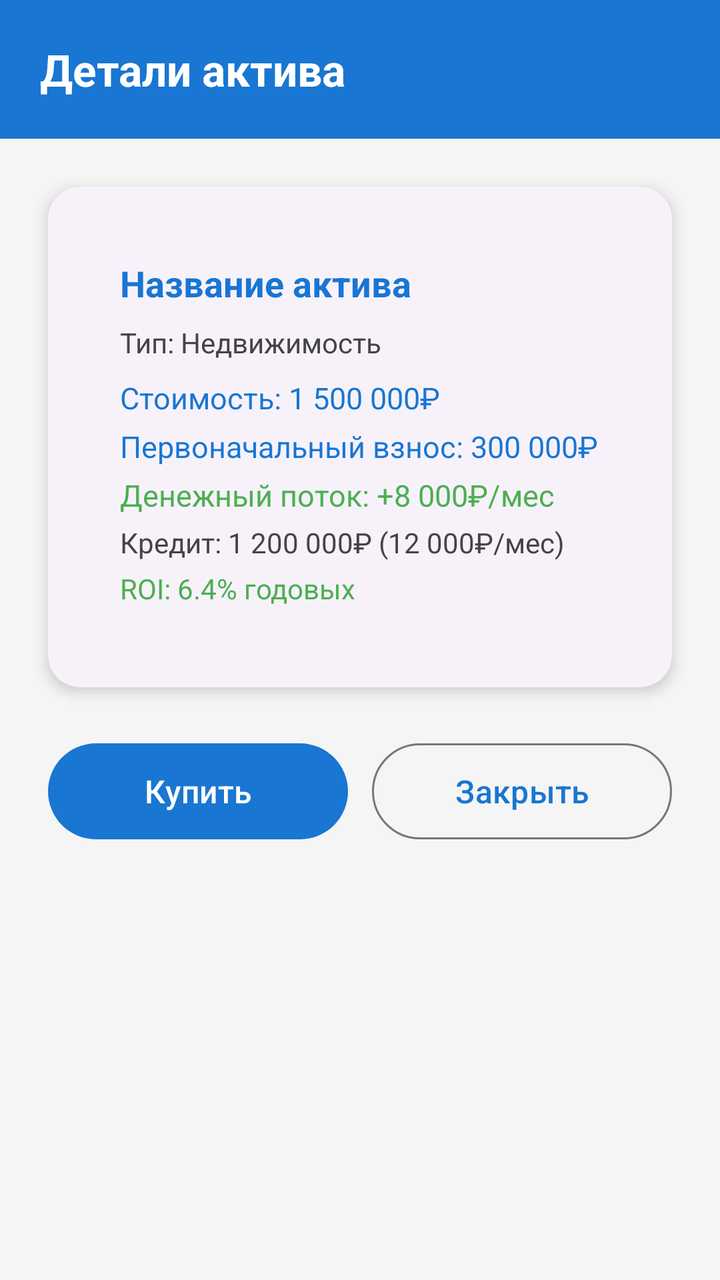
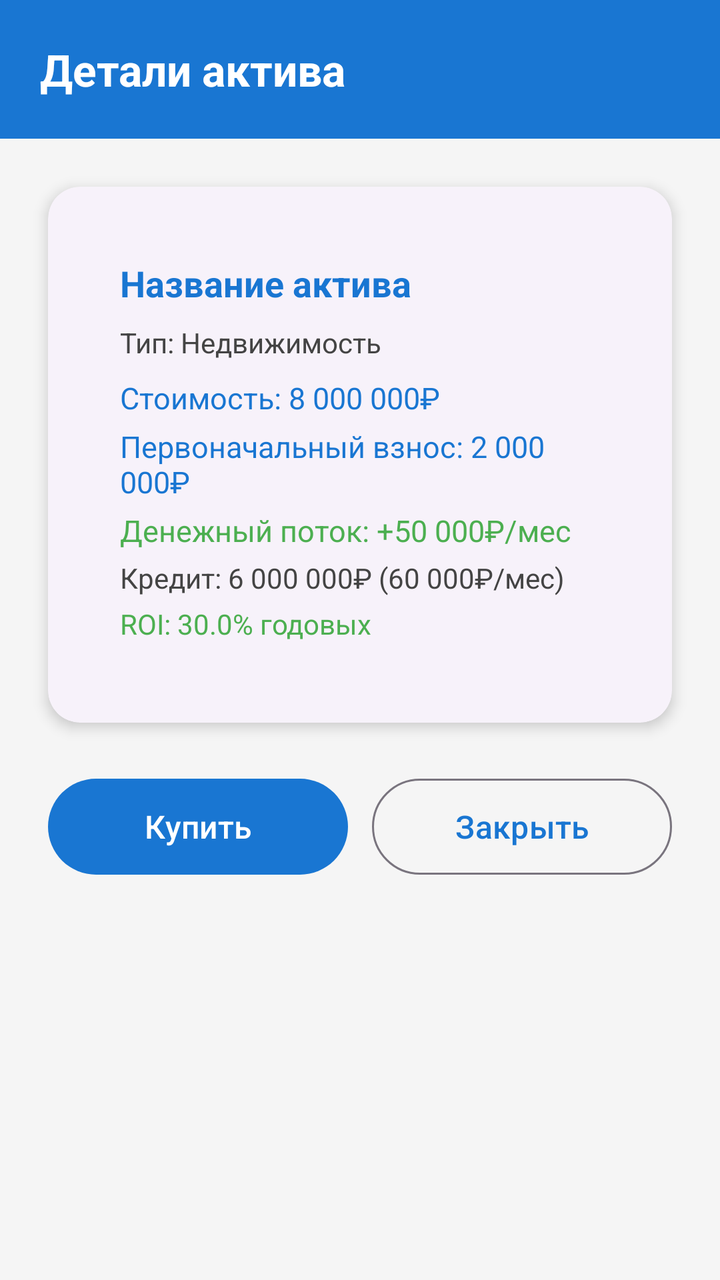

Before-and-after screenshots of an Android layout around one commit, followed by the original layout XML and the change that was made.
<!-- AndroidManifest.xml: application theme Theme.FinancialSuccess -->
<!-- res/layout/dialog_asset_details.xml -->
<?xml version="1.0" encoding="utf-8"?>
<androidx.coordinatorlayout.widget.CoordinatorLayout
    xmlns:android="http://schemas.android.com/apk/res/android"
    xmlns:app="http://schemas.android.com/apk/res-auto"
    android:layout_width="match_parent"
    android:layout_height="wrap_content"
    android:background="@color/background_color">

    <LinearLayout
        android:layout_width="match_parent"
        android:layout_height="wrap_content"
        android:orientation="vertical"
        android:padding="0dp">

        
        <LinearLayout
            android:layout_width="match_parent"
            android:layout_height="wrap_content"
            android:orientation="vertical"
            android:background="@color/primary_color"
            android:padding="20dp">
            <TextView
                android:layout_width="wrap_content"
                android:layout_height="wrap_content"
                android:text="Детали актива"
                android:textSize="22sp"
                android:textStyle="bold"
                android:textColor="@color/white" />
        </LinearLayout>

        
        <com.google.android.material.card.MaterialCardView
            android:layout_width="match_parent"
            android:layout_height="wrap_content"
            android:layout_margin="24dp"
            app:cardCornerRadius="16dp"
            app:cardElevation="4dp">
            <LinearLayout
                android:layout_width="match_parent"
                android:layout_height="wrap_content"
                android:orientation="vertical"
                android:padding="20dp">
                <TextView
                    android:id="@+id/tvAssetName"
                    android:layout_width="wrap_content"
                    android:layout_height="wrap_content"
                    android:text="Название актива"
                    android:textSize="18sp"
                    android:textStyle="bold"
                    android:textColor="@color/primary_color"
                    android:layout_marginBottom="8dp" />
                <TextView
                    android:id="@+id/tvAssetType"
                    android:layout_width="wrap_content"
                    android:layout_height="wrap_content"
                    android:text="Тип: Недвижимость"
                    android:textSize="14sp"
                    android:textColor="@color/text_secondary"
                    android:layout_marginBottom="8dp" />
                <TextView
                    android:id="@+id/tvAssetValue"
                    android:layout_width="wrap_content"
                    android:layout_height="wrap_content"
                    android:text="Стоимость: 1 500 000₽"
                    android:textSize="15sp"
                    android:textColor="@color/primary_color"
                    android:layout_marginBottom="4dp" />
                <TextView
                    android:id="@+id/tvAssetDownPayment"
                    android:layout_width="wrap_content"
                    android:layout_height="wrap_content"
                    android:text="Первоначальный взнос: 300 000₽"
                    android:textSize="15sp"
                    android:textColor="@color/primary_color"
                    android:layout_marginBottom="4dp" />
                <TextView
                    android:id="@+id/tvAssetCashFlow"
                    android:layout_width="wrap_content"
                    android:layout_height="wrap_content"
                    android:text="Денежный поток: +8 000₽/мес"
                    android:textSize="15sp"
                    android:textColor="@color/success_color"
                    android:layout_marginBottom="4dp" />
                <TextView
                    android:id="@+id/tvAssetLoan"
                    android:layout_width="wrap_content"
                    android:layout_height="wrap_content"
                    android:text="Кредит: 1 200 000₽ (12 000₽/мес)"
                    android:textSize="14sp"
                    android:textColor="@color/text_secondary"
                    android:layout_marginBottom="4dp" />
                <TextView
                    android:id="@+id/tvAssetROI"
                    android:layout_width="wrap_content"
                    android:layout_height="wrap_content"
                    android:text="ROI: 6.4% годовых"
                    android:textSize="14sp"
                    android:textColor="@color/success_color"
                    android:layout_marginBottom="4dp" />
            </LinearLayout>
        </com.google.android.material.card.MaterialCardView>

        
        <LinearLayout
            android:layout_width="match_parent"
            android:layout_height="wrap_content"
            android:orientation="horizontal"
            android:gravity="end"
            android:layout_marginHorizontal="24dp"
            android:layout_marginBottom="24dp">
            <com.google.android.material.button.MaterialButton
                android:id="@+id/btnBuyAsset"
                android:layout_width="0dp"
                android:layout_height="56dp"
                android:layout_weight="1"
                android:text="Купить"
                android:textSize="16sp"
                style="@style/Widget.Material3.Button" />
            <com.google.android.material.button.MaterialButton
                android:id="@+id/btnCloseAssetDetails"
                android:layout_width="0dp"
                android:layout_height="56dp"
                android:layout_weight="1"
                android:text="Закрыть"
                android:textSize="16sp"
                style="@style/Widget.Material3.Button.OutlinedButton"
                android:layout_marginStart="12dp" />
        </LinearLayout>
    </LinearLayout>
</androidx.coordinatorlayout.widget.CoordinatorLayout>
<!-- resources referenced by this layout -->
<resources>
  <color name="background_color">#F5F5F5</color>
  <color name="primary_color">#1976D2</color>
  <color name="success_color">#4CAF50</color>
  <color name="text_secondary">#444444</color>
  <color name="white">#FFFFFF</color>
  <style name="Theme.FinancialSuccess" parent="Theme.Material3.DayNight">
          
          <item name="colorPrimary">@color/primary_color</item>
          <item name="colorPrimaryVariant">@color/primary_variant</item>
          <item name="colorOnPrimary">@color/white</item>
          
          
          <item name="colorSecondary">@color/secondary_color</item>
          <item name="colorSecondaryVariant">@color/secondary_variant</item>
          <item name="colorOnSecondary">@color/black</item>
          
          
          <item name="android:colorBackground">@color/background_color</item>
          <item name="colorSurface">@color/surface_color</item>
          <item name="colorOnBackground">@color/text_primary</item>
          <item name="colorOnSurface">@color/text_primary</item>
          
          
          <item name="android:statusBarColor">?attr/colorPrimaryVariant</item>
          
          
          <item name="windowActionBar">false</item>
          <item name="windowNoTitle">true</item>
          
          
          <item name="materialCardViewStyle">@style/Widget.App.CardView</item>
          
          
          <item name="materialButtonStyle">@style/Widget.App.Button</item>
      </style>
  <color name="primary_variant">#0D47A1</color>
  <color name="secondary_color">#FFC107</color>
  <color name="secondary_variant">#FF8F00</color>
  <color name="black">#000000</color>
  <color name="surface_color">#FFFFFF</color>
  <color name="text_primary">#212121</color>
  <style name="Widget.App.CardView" parent="Widget.Material3.CardView.Elevated">
          <item name="cardCornerRadius">12dp</item>
          <item name="cardElevation">4dp</item>
          <item name="contentPadding">16dp</item>
      </style>
  <style name="Widget.App.Button" parent="Widget.Material3.Button">
          <item name="cornerRadius">8dp</item>
          <item name="android:textAllCaps">false</item>
      </style>
</resources>

<!-- the commit's change to res/layout/dialog_asset_details.xml (unified diff, before → after) -->
@@ -61,7 +61,7 @@
                     android:id="@+id/tvAssetValue"
                     android:layout_width="wrap_content"
                     android:layout_height="wrap_content"
-                    android:text="Стоимость: 1 500 000₽"
+                    android:text="Стоимость: 8 000 000₽"
                     android:textSize="15sp"
                     android:textColor="@color/primary_color"
                     android:layout_marginBottom="4dp" />
@@ -69,7 +69,7 @@
                     android:id="@+id/tvAssetDownPayment"
                     android:layout_width="wrap_content"
                     android:layout_height="wrap_content"
-                    android:text="Первоначальный взнос: 300 000₽"
+                    android:text="Первоначальный взнос: 2 000 000₽"
                     android:textSize="15sp"
                     android:textColor="@color/primary_color"
                     android:layout_marginBottom="4dp" />
@@ -77,7 +77,7 @@
                     android:id="@+id/tvAssetCashFlow"
                     android:layout_width="wrap_content"
                     android:layout_height="wrap_content"
-                    android:text="Денежный поток: +8 000₽/мес"
+                    android:text="Денежный поток: +50 000₽/мес"
                     android:textSize="15sp"
                     android:textColor="@color/success_color"
                     android:layout_marginBottom="4dp" />
@@ -85,7 +85,7 @@
                     android:id="@+id/tvAssetLoan"
                     android:layout_width="wrap_content"
                     android:layout_height="wrap_content"
-                    android:text="Кредит: 1 200 000₽ (12 000₽/мес)"
+                    android:text="Кредит: 6 000 000₽ (60 000₽/мес)"
                     android:textSize="14sp"
                     android:textColor="@color/text_secondary"
                     android:layout_marginBottom="4dp" />
@@ -93,7 +93,7 @@
                     android:id="@+id/tvAssetROI"
                     android:layout_width="wrap_content"
                     android:layout_height="wrap_content"
-                    android:text="ROI: 6.4% годовых"
+                    android:text="ROI: 30.0% годовых"
                     android:textSize="14sp"
                     android:textColor="@color/success_color"
                     android:layout_marginBottom="4dp" />
